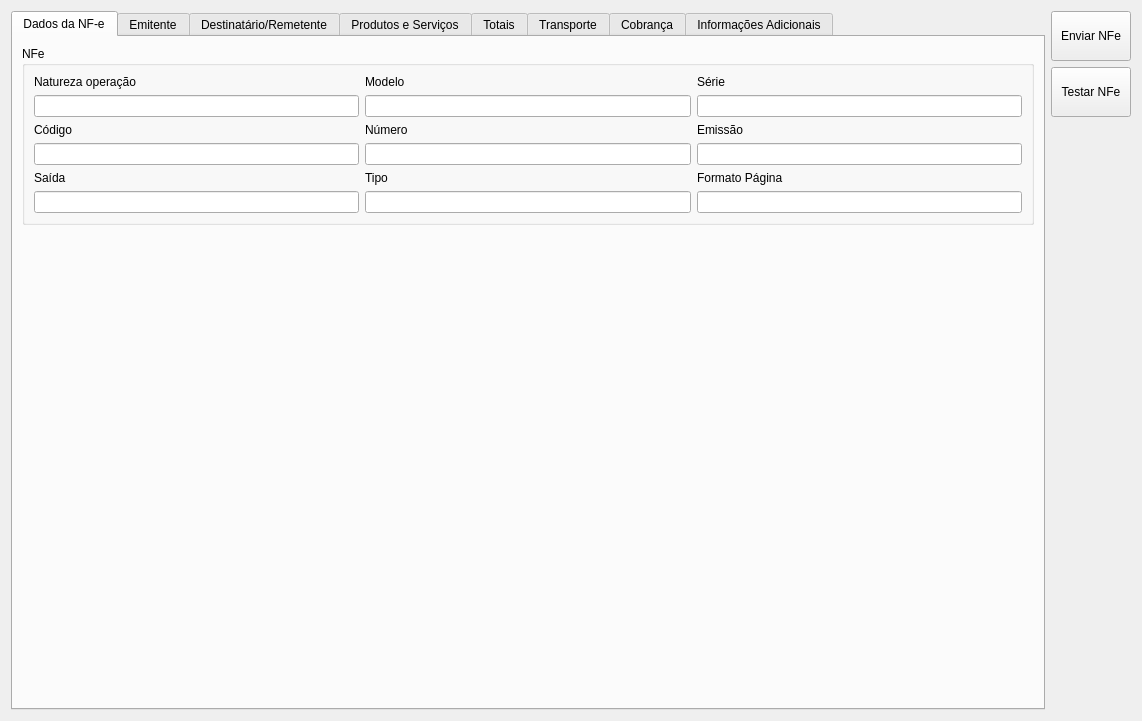
Before: the Qt Designer form ui/cadastrarnfe.ui in lellisls/ERP-STACCATO, drawn with Qt 5.
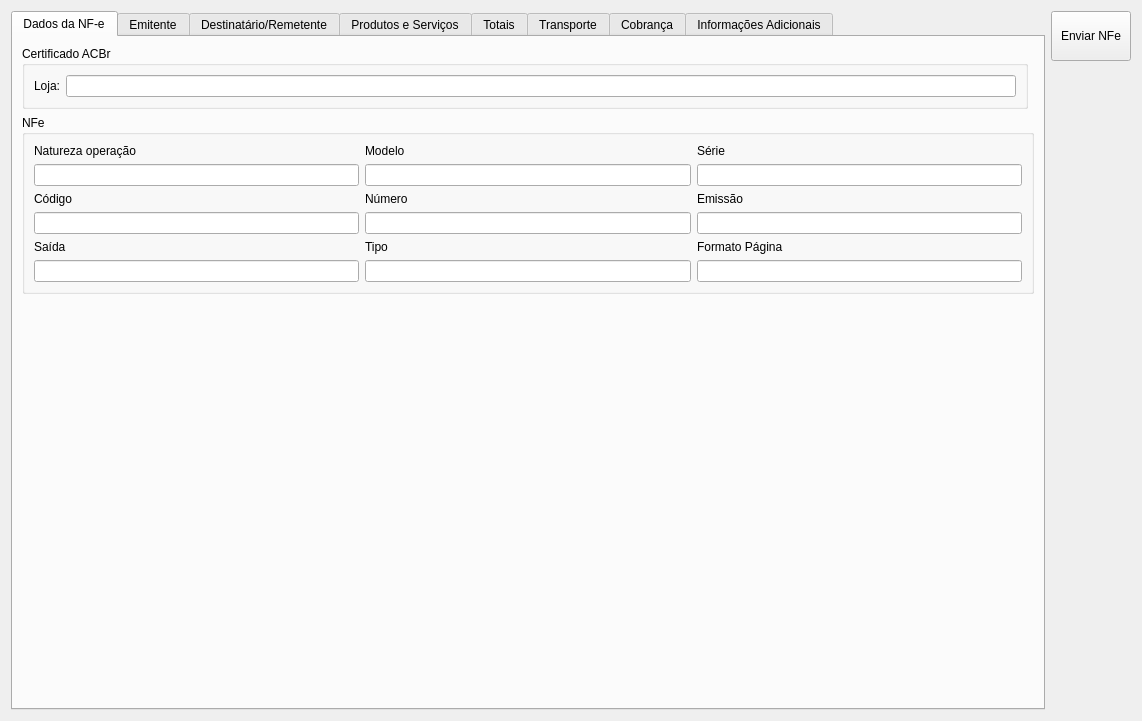
After: the same form once the commit is applied. The open tabs and pages were chosen to show the change. Custom widgets are drawn as their Qt base class.

The edit to the form file:
```diff
--- a/ui/cadastrarnfe.ui
+++ b/ui/cadastrarnfe.ui
@@ -41,28 +41,6 @@
        </property>
       </widget>
      </item>
-     <item>
-      <widget class="QPushButton" name="pushButtonGerarNFE">
-       <property name="sizePolicy">
-        <sizepolicy hsizetype="Minimum" vsizetype="Minimum">
-         <horstretch>0</horstretch>
-         <verstretch>0</verstretch>
-        </sizepolicy>
-       </property>
-       <property name="minimumSize">
-        <size>
-         <width>0</width>
-         <height>50</height>
-        </size>
-       </property>
-       <property name="text">
-        <string>Testar NFe</string>
-       </property>
-       <property name="autoDefault">
-        <bool>false</bool>
-       </property>
-      </widget>
-     </item>
      <item>
       <spacer name="verticalSpacer_2">
        <property name="orientation">
@@ -89,19 +67,6 @@
       </attribute>
       <layout class="QGridLayout" name="gridLayout_14">
        <item row="1" column="0" colspan="2">
-        <spacer name="verticalSpacer">
-         <property name="orientation">
-          <enum>Qt::Vertical</enum>
-         </property>
-         <property name="sizeHint" stdset="0">
-          <size>
-           <width>20</width>
-           <height>40</height>
-          </size>
-         </property>
-        </spacer>
-       </item>
-       <item row="0" column="0" colspan="2">
         <widget class="QGroupBox" name="groupBox_6">
          <property name="enabled">
           <bool>true</bool>
@@ -109,111 +74,111 @@
          <property name="title">
           <string>NFe</string>
          </property>
-         <layout class="QGridLayout" name="gridLayout_8">
-          <item row="0" column="0">
+         <layout class="QGridLayout" name="gridLayout_35">
+          <item row="1" column="0">
            <widget class="QLabel" name="labelNatureza">
             <property name="text">
              <string>Natureza operação</string>
             </property>
            </widget>
           </item>
-          <item row="0" column="1">
+          <item row="1" column="1">
            <widget class="QLabel" name="labelModelo">
             <property name="text">
              <string>Modelo</string>
             </property>
            </widget>
           </item>
-          <item row="0" column="2">
+          <item row="1" column="2">
            <widget class="QLabel" name="labelSerie">
             <property name="text">
              <string>Série</string>
             </property>
            </widget>
           </item>
-          <item row="1" column="0">
+          <item row="3" column="0">
            <widget class="QLineEdit" name="lineEditNatureza">
             <property name="text">
              <string/>
             </property>
            </widget>
           </item>
-          <item row="1" column="1">
+          <item row="3" column="1">
            <widget class="QLineEdit" name="lineEditModelo">
             <property name="text">
              <string/>
             </property>
            </widget>
           </item>
-          <item row="1" column="2">
+          <item row="3" column="2">
            <widget class="QLineEdit" name="lineEditSerie">
             <property name="text">
              <string/>
             </property>
            </widget>
           </item>
-          <item row="2" column="0">
+          <item row="4" column="0">
            <widget class="QLabel" name="labelCodigo">
             <property name="text">
              <string>Código</string>
             </property>
            </widget>
           </item>
-          <item row="2" column="1">
+          <item row="4" column="1">
            <widget class="QLabel" name="labelNumero">
             <property name="text">
              <string>Número</string>
             </property>
            </widget>
           </item>
-          <item row="2" column="2">
+          <item row="4" column="2">
            <widget class="QLabel" name="labelEmissao">
             <property name="text">
              <string>Emissão</string>
             </property>
            </widget>
           </item>
-          <item row="3" column="0">
+          <item row="5" column="0">
            <widget class="QLineEdit" name="lineEditCodigo"/>
           </item>
-          <item row="3" column="1">
+          <item row="5" column="1">
            <widget class="QLineEdit" name="lineEditNumero"/>
           </item>
-          <item row="3" column="2">
+          <item row="5" column="2">
            <widget class="QLineEdit" name="lineEditEmissao"/>
           </item>
-          <item row="4" column="0">
+          <item row="6" column="0">
            <widget class="QLabel" name="labelSaida">
             <property name="text">
              <string>Saída</string>
             </property>
            </widget>
           </item>
-          <item row="4" column="1">
+          <item row="6" column="1">
            <widget class="QLabel" name="labelTipo">
             <property name="text">
              <string>Tipo</string>
             </property>
            </widget>
           </item>
-          <item row="4" column="2">
+          <item row="6" column="2">
            <widget class="QLabel" name="labelFormatoPagina">
             <property name="text">
              <string>Formato Página</string>
             </property>
            </widget>
           </item>
-          <item row="5" column="0">
+          <item row="7" column="0">
            <widget class="QLineEdit" name="lineEditSaida"/>
           </item>
-          <item row="5" column="1">
+          <item row="7" column="1">
            <widget class="QLineEdit" name="lineEditTipo">
             <property name="text">
              <string/>
             </property>
            </widget>
           </item>
-          <item row="5" column="2">
+          <item row="7" column="2">
            <widget class="QLineEdit" name="lineEditFormatoPagina">
             <property name="text">
              <string/>
@@ -223,6 +188,38 @@
          </layout>
         </widget>
        </item>
+       <item row="2" column="0" colspan="2">
+        <spacer name="verticalSpacer">
+         <property name="orientation">
+          <enum>Qt::Vertical</enum>
+         </property>
+         <property name="sizeHint" stdset="0">
+          <size>
+           <width>20</width>
+           <height>40</height>
+          </size>
+         </property>
+        </spacer>
+       </item>
+       <item row="0" column="0">
+        <widget class="QGroupBox" name="groupBoxAcbr">
+         <property name="title">
+          <string>Certificado ACBr</string>
+         </property>
+         <layout class="QGridLayout" name="gridLayout_8">
+          <item row="3" column="0">
+           <widget class="QLabel" name="label_28">
+            <property name="text">
+             <string>Loja:</string>
+            </property>
+           </widget>
+          </item>
+          <item row="3" column="1">
+           <widget class="ItemBox" name="itemBoxLoja"/>
+          </item>
+         </layout>
+        </widget>
+       </item>
       </layout>
      </widget>
      <widget class="QWidget" name="tab_2">
```
Left out of the diff: 51 changed lines with no effect on the pictures.
